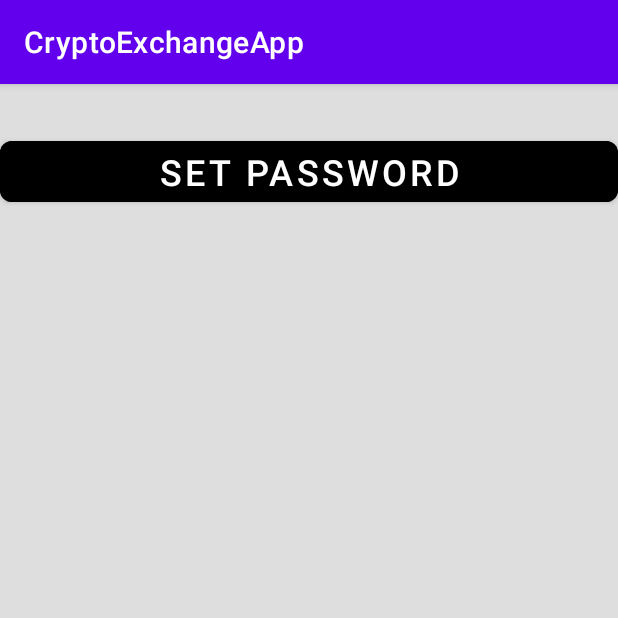
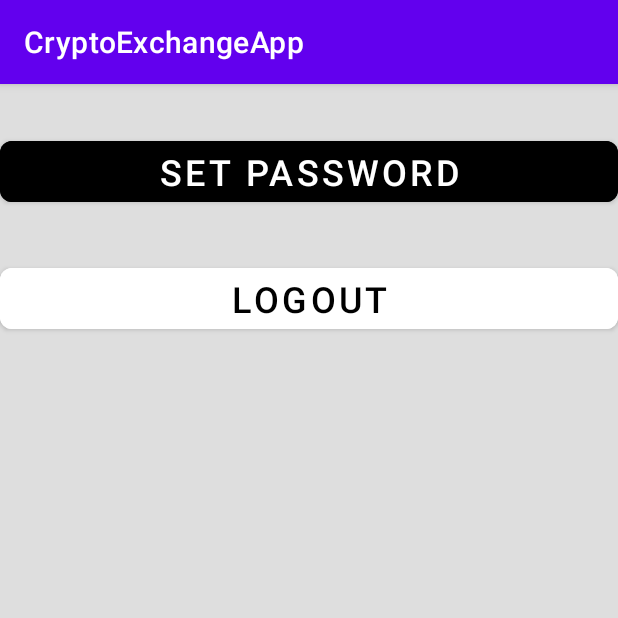
Before and after one commit to MurathanTuran/CryptoExchangeApp, an Android app: the fragment SettingsFragment placed in its activity, on a phone screen of 412 x 824 dp, the top half of it. Run offline under Robolectric (Android 15) with nearby library versions, the phone set to English and light mode, and no system bars; our stand-ins replace Firebase (no records; nobody signed in at launch, a user with empty details on screens opened directly), RxJava; network calls fail.

Commit message:
added logout

```diff
--- a/app/src/main/java/com/example/cryptoexchangeapp/View/MainFragments/AccountFragment.kt
+++ b/app/src/main/java/com/example/cryptoexchangeapp/View/MainFragments/AccountFragment.kt
@@ -46,10 +46,10 @@ class AccountFragment : Fragment(){
         val layoutManager : RecyclerView.LayoutManager = LinearLayoutManager(requireContext())
         binding.recyclerViewAccountFragment.layoutManager = layoutManager
 
-        getStarredData(view)
+        getStarredData()
     }
 
-    private fun getStarredData(view: View) {
+    private fun getStarredData() {
         firestore.collection("Users").whereEqualTo("email", email).addSnapshotListener { value, error ->
             if(error!=null){
                 Toast.makeText(requireContext(), error.toString(), Toast.LENGTH_LONG).show()
--- a/app/src/main/java/com/example/cryptoexchangeapp/View/MainFragments/ContainerFragment.kt
+++ b/app/src/main/java/com/example/cryptoexchangeapp/View/MainFragments/ContainerFragment.kt
@@ -30,7 +30,8 @@ class ContainerFragment : Fragment() {
         super.onViewCreated(view, savedInstanceState)
 
         loadFragment(MainFragment())
-        bottomNavigationClick()
+
+        bottomNavigationClick(view)
 
     }
 
@@ -40,14 +41,14 @@ class ContainerFragment : Fragment() {
         transaction.commit()
     }
 
-    private fun bottomNavigationClick(){
+    private fun bottomNavigationClick(view: View){
         val bottomNav = binding.bottomNavigationViewContainerFragment
         bottomNav.setOnItemSelectedListener {
             when (it.itemId) {
                 R.id.main -> { loadFragment(MainFragment()) }
                 R.id.account -> { loadFragment(AccountFragment()) }
                 R.id.wallet -> {loadFragment(WalletFragment()) }
-                R.id.settings -> {loadFragment(SettingsFragment()) }
+                R.id.settings -> { loadFragment(SettingsFragment()) }
             }
             true
         }
--- a/app/src/main/java/com/example/cryptoexchangeapp/View/MainFragments/SettingsFragment.kt
+++ b/app/src/main/java/com/example/cryptoexchangeapp/View/MainFragments/SettingsFragment.kt
@@ -1,18 +1,23 @@
 package com.example.cryptoexchangeapp.View.MainFragments
 
+import android.content.Intent
 import android.os.Bundle
 import androidx.fragment.app.Fragment
 import android.view.LayoutInflater
 import android.view.View
 import android.view.ViewGroup
-import androidx.navigation.Navigation
 import com.example.cryptoexchangeapp.R
+import com.example.cryptoexchangeapp.View.MainActivity
 import com.example.cryptoexchangeapp.View.MainFragments.SettingsFragments.SetPasswordFragment
 import com.example.cryptoexchangeapp.databinding.FragmentSettingsBinding
+import com.google.firebase.auth.ktx.auth
+import com.google.firebase.ktx.Firebase
 
 class SettingsFragment : Fragment() {
 
     private lateinit var binding: FragmentSettingsBinding
+
+    private var auth = Firebase.auth
 
     override fun onCreate(savedInstanceState: Bundle?) {
         super.onCreate(savedInstanceState)
@@ -36,6 +41,14 @@ class SettingsFragment : Fragment() {
             transaction.replace(R.id.frameLayout,SetPasswordFragment())
             transaction.commit()
         }
+
+        binding.logoutdButtonSettingsFragment.setOnClickListener {
+            auth.signOut()
+            val intent = Intent(view.context, MainActivity::class.java)
+            intent.addFlags(Intent.FLAG_ACTIVITY_CLEAR_TOP)
+            startActivity(intent)
+        }
+
     }
 
 }
--- a/app/src/main/java/com/example/cryptoexchangeapp/View/MainFragments/SettingsFragments/SetPasswordFragment.kt
+++ b/app/src/main/java/com/example/cryptoexchangeapp/View/MainFragments/SettingsFragments/SetPasswordFragment.kt
@@ -6,14 +6,11 @@ import android.view.LayoutInflater
 import android.view.View
 import android.view.ViewGroup
 import android.widget.Toast
-import androidx.navigation.Navigation
 import com.example.cryptoexchangeapp.R
 import com.example.cryptoexchangeapp.View.MainFragments.SettingsFragment
 import com.example.cryptoexchangeapp.databinding.FragmentSetPasswordBinding
-import com.google.firebase.auth.EmailAuthCredential
 import com.google.firebase.auth.EmailAuthProvider
 import com.google.firebase.auth.ktx.auth
-import com.google.firebase.firestore.ktx.firestore
 import com.google.firebase.ktx.Firebase
 
 class SetPasswordFragment : Fragment() {
@@ -21,7 +18,6 @@ class SetPasswordFragment : Fragment() {
     private lateinit var binding: FragmentSetPasswordBinding
 
     private var auth = Firebase.auth
-    private var email = auth.currentUser!!.email
 
     override fun onCreate(savedInstanceState: Bundle?) {
         super.onCreate(savedInstanceState)
--- a/app/src/main/res/layout/fragment_settings.xml
+++ b/app/src/main/res/layout/fragment_settings.xml
@@ -7,7 +7,6 @@
     android:background="#DEDEDE"
     android:orientation="horizontal"
     tools:context=".View.MainFragments.SettingsFragment">
-
 
     <Button
         android:id="@+id/setPasswordButtonSettingsFragment"
@@ -22,4 +21,19 @@
         app:layout_constraintTop_toTopOf="parent"
         app:cornerRadius="8dp" />
 
+    <Button
+        android:id="@+id/logoutdButtonSettingsFragment"
+        android:layout_width="match_parent"
+        android:layout_height="wrap_content"
+        android:layout_marginTop="32dp"
+        android:backgroundTint="@android:color/white"
+        android:text="Logout"
+        android:textColor="@color/black"
+        android:textSize="24sp"
+        app:cornerRadius="8dp"
+        app:layout_constraintEnd_toEndOf="parent"
+        app:layout_constraintHorizontal_bias="0.0"
+        app:layout_constraintStart_toStartOf="parent"
+        app:layout_constraintTop_toBottomOf="@+id/setPasswordButtonSettingsFragment" />
+
 </androidx.constraintlayout.widget.ConstraintLayout>
```
